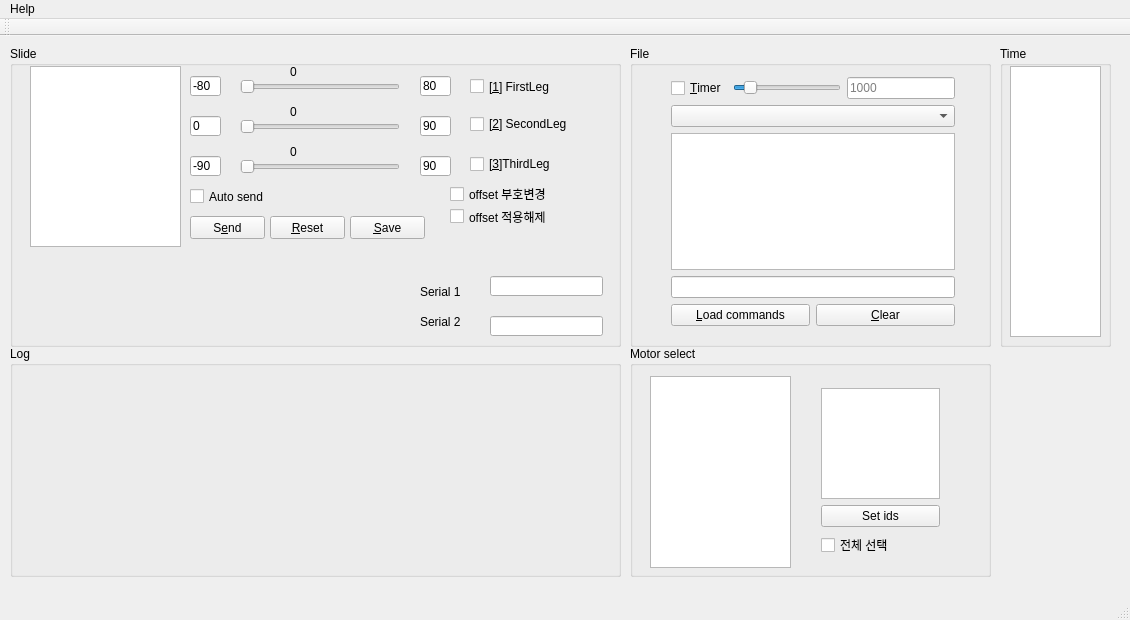
This is mainwindow.ui in kwon852456/0hpp_integrated as Qt 5 draws it before an edit. The edited form follows.
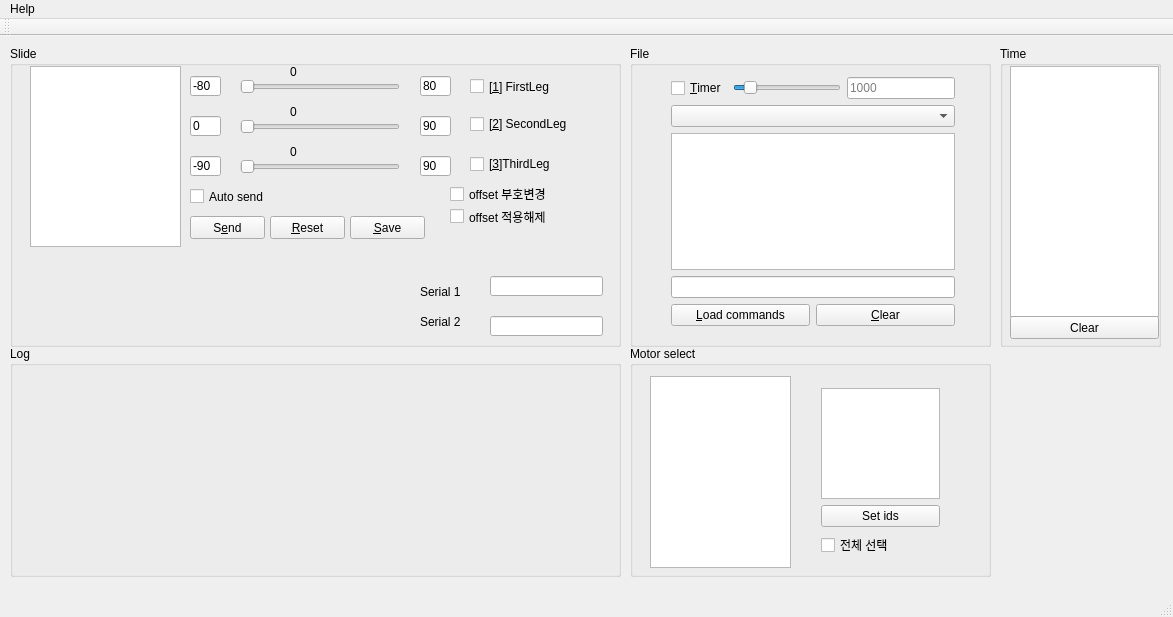
This is the edited form. Custom widgets are drawn as their Qt base class.

```diff
--- a/mainwindow.ui
+++ b/mainwindow.ui
@@ -6,8 +6,8 @@
    <rect>
     <x>0</x>
     <y>0</y>
-    <width>1130</width>
-    <height>620</height>
+    <width>1173</width>
+    <height>617</height>
    </rect>
   </property>
   <property name="windowTitle">
@@ -582,7 +582,7 @@
      <rect>
       <x>1000</x>
       <y>10</y>
-      <width>111</width>
+      <width>161</width>
       <height>301</height>
      </rect>
     </property>
@@ -594,11 +594,24 @@
       <rect>
        <x>10</x>
        <y>20</y>
-       <width>91</width>
-       <height>271</height>
+       <width>149</width>
+       <height>251</height>
       </rect>
      </property>
     </widget>
+    <widget class="QPushButton" name="btn_timeClear">
+     <property name="geometry">
+      <rect>
+       <x>10</x>
+       <y>270</y>
+       <width>149</width>
+       <height>23</height>
+      </rect>
+     </property>
+     <property name="text">
+      <string>Clear</string>
+     </property>
+    </widget>
    </widget>
   </widget>
   <widget class="QMenuBar" name="menuBar">
@@ -606,7 +619,7 @@
     <rect>
      <x>0</x>
      <y>0</y>
-     <width>1130</width>
+     <width>1173</width>
      <height>21</height>
     </rect>
    </property>
```
